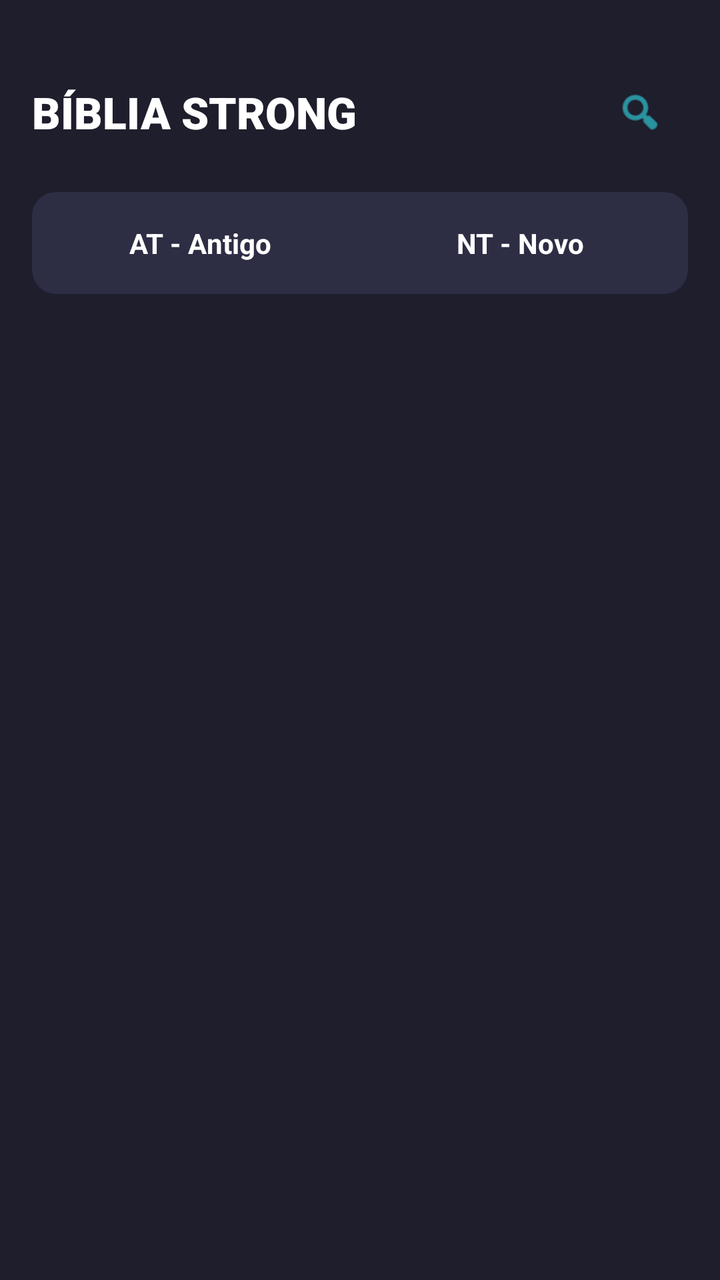
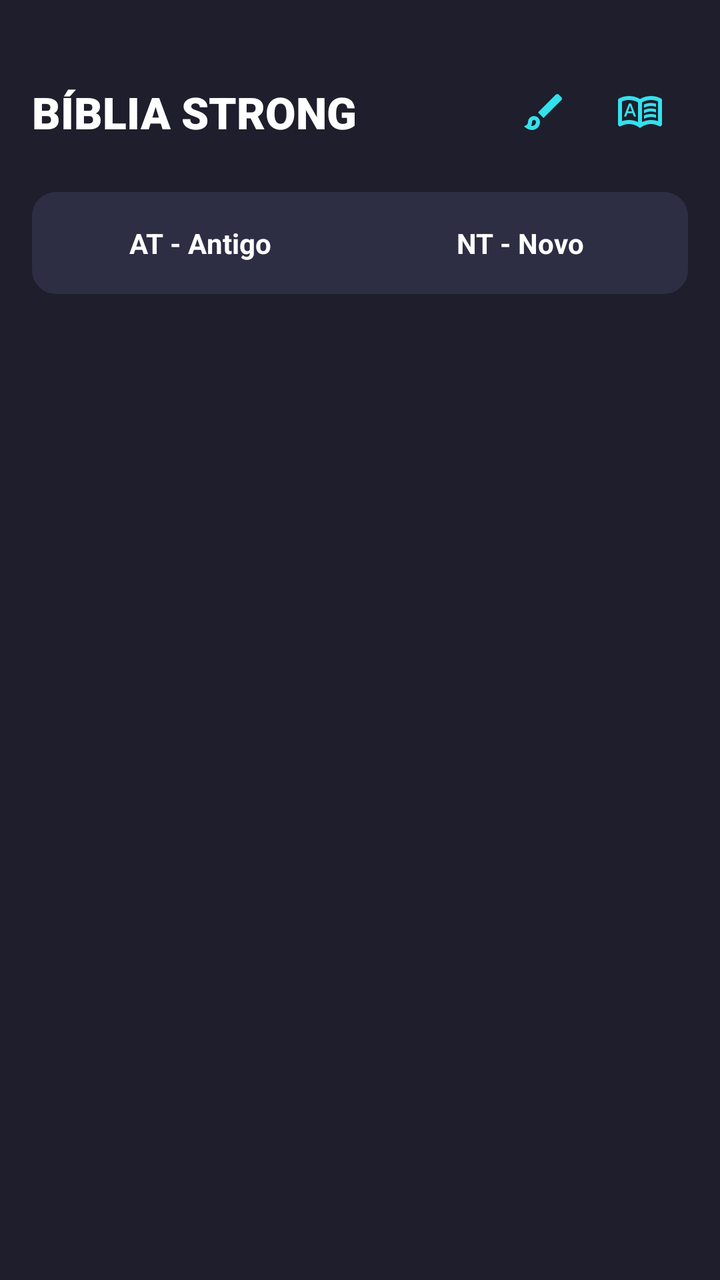

The first picture is an Android layout as it rendered before a commit; the second is the same layout after the commit. The layout source and the unified diff follow.
<!-- AndroidManifest.xml: application theme Theme.StrongBible -->
<!-- res/layout/screen_home.xml -->
<?xml version="1.0" encoding="utf-8"?>
<LinearLayout xmlns:android="http://schemas.android.com/apk/res/android"
    android:layout_width="match_parent"
    android:layout_height="match_parent"
    android:orientation="vertical"
    android:paddingLeft="16dp"
    android:paddingTop="24dp"
    android:paddingRight="16dp"
    android:paddingBottom="16dp"
    android:background="?attr/appBackgroundColor"> <LinearLayout
        android:layout_width="match_parent"
        android:layout_height="wrap_content"
        android:orientation="horizontal"
        android:gravity="center_vertical"
        android:paddingTop="8dp"
        android:paddingBottom="16dp">

        <TextView
            android:layout_width="0dp"
            android:layout_height="wrap_content"
            android:layout_weight="1"
            android:text="BÍBLIA STRONG"
            android:textColor="?attr/appTextColorPrimary" android:textSize="22sp"
            android:fontFamily="sans-serif-black"
            android:textStyle="bold" />

        <ImageView
            android:id="@+id/search_icon_home"
            android:layout_width="48dp"
            android:layout_height="48dp"
            android:src="@android:drawable/ic_menu_search"
            android:tint="?attr/appColorAccent" android:padding="12dp"
            android:clickable="true"
            android:focusable="true"/>
    </LinearLayout>

    <LinearLayout
        android:layout_width="match_parent"
        android:layout_height="wrap_content"
        android:orientation="horizontal"
        android:background="@drawable/bg_card" android:padding="4dp"
        android:layout_marginBottom="16dp">

        <TextView
            android:id="@+id/tab_at"
            android:layout_width="0dp"
            android:layout_height="wrap_content"
            android:layout_weight="1"
            android:text="AT - Antigo"
            android:gravity="center"
            android:paddingTop="12dp"
            android:paddingBottom="12dp"
            android:textSize="14sp"
            android:textStyle="bold"
            android:clickable="true"
            android:focusable="true"
            android:background="@drawable/bg_tab_selected" android:textColor="?attr/appTextColorPrimary"/> <TextView
            android:id="@+id/tab_nt"
            android:layout_width="0dp"
            android:layout_height="wrap_content"
            android:layout_weight="1"
            android:text="NT - Novo"
            android:gravity="center"
            android:paddingTop="12dp"
            android:paddingBottom="12dp"
            android:textSize="14sp"
            android:textStyle="bold"
            android:clickable="true"
            android:focusable="true"
            android:background="@drawable/bg_tab_selected" android:textColor="?attr/appTextColorPrimary"/> </LinearLayout>

    <ScrollView
        android:layout_width="match_parent"
        android:layout_height="0dp"
        android:layout_weight="1">

        <LinearLayout
            android:id="@+id/books_container"
            android:layout_width="match_parent"
            android:layout_height="wrap_content"
            android:orientation="vertical" />
    </ScrollView>
</LinearLayout>
<!-- resources referenced by this layout -->
<resources>
  <style name="Theme.StrongBible" parent="android:Theme.DeviceDefault.NoActionBar">
          <item name="appBackgroundColor">@color/brand_blue_dark</item>
          <item name="appTextColorPrimary">@color/pure_white</item>
          <item name="appColorAccent">@color/brand_blue_bright</item>
          <item name="appColorSurface">@color/surface_blue_card</item>
          <item name="appColorStroke">@color/stroke_blue</item>
          <item name="appTextColorSecondary">@color/text_secondary_blue</item>
          
          <item name="android:windowBackground">?attr/appBackgroundColor</item>
      </style>
  <color name="brand_blue_dark">#1E1E2C</color>
  <color name="pure_white">#FFFFFF</color>
  <color name="brand_blue_bright">#33E1ED</color>
  <color name="surface_blue_card">#2D2D44</color>
  <color name="stroke_blue">#3A3A54</color>
  <color name="text_secondary_blue">#9A9AB0</color>
  <!-- unchanged entries left out for length: 2 -->
</resources>

<!-- the commit's change to res/layout/screen_home.xml (unified diff, before → after) -->
@@ -7,7 +7,9 @@
     android:paddingTop="24dp"
     android:paddingRight="16dp"
     android:paddingBottom="16dp"
-    android:background="?attr/appBackgroundColor"> <LinearLayout
+    android:background="?attr/appBackgroundColor">
+
+    <LinearLayout
         android:layout_width="match_parent"
         android:layout_height="wrap_content"
         android:orientation="horizontal"
@@ -20,16 +22,28 @@
             android:layout_height="wrap_content"
             android:layout_weight="1"
             android:text="BÍBLIA STRONG"
-            android:textColor="?attr/appTextColorPrimary" android:textSize="22sp"
+            android:textColor="?attr/appTextColorPrimary" 
+            android:textSize="22sp"
             android:fontFamily="sans-serif-black"
             android:textStyle="bold" />
+
+        <ImageView
+            android:id="@+id/theme_toggle_btn"
+            android:layout_width="48dp"
+            android:layout_height="48dp"
+            android:src="@drawable/ic_brush_theme"
+            android:tint="?attr/appColorAccent" 
+            android:padding="12dp"
+            android:clickable="true"
+            android:focusable="true"/>
 
         <ImageView
             android:id="@+id/search_icon_home"
             android:layout_width="48dp"
             android:layout_height="48dp"
-            android:src="@android:drawable/ic_menu_search"
-            android:tint="?attr/appColorAccent" android:padding="12dp"
+            android:src="@drawable/ic_menu_search"
+            android:tint="?attr/appColorAccent" 
+            android:padding="12dp"
             android:clickable="true"
             android:focusable="true"/>
     </LinearLayout>
@@ -38,7 +52,8 @@
         android:layout_width="match_parent"
         android:layout_height="wrap_content"
         android:orientation="horizontal"
-        android:background="@drawable/bg_card" android:padding="4dp"
+        android:background="@drawable/bg_card" 
+        android:padding="4dp"
         android:layout_marginBottom="16dp">
 
         <TextView
@@ -54,7 +69,10 @@
             android:textStyle="bold"
             android:clickable="true"
             android:focusable="true"
-            android:background="@drawable/bg_tab_selected" android:textColor="?attr/appTextColorPrimary"/> <TextView
+            android:background="@drawable/bg_tab_selected" 
+            android:textColor="@color/tab_text_color"/> 
+
+        <TextView
             android:id="@+id/tab_nt"
             android:layout_width="0dp"
             android:layout_height="wrap_content"
@@ -67,7 +85,9 @@
             android:textStyle="bold"
             android:clickable="true"
             android:focusable="true"
-            android:background="@drawable/bg_tab_selected" android:textColor="?attr/appTextColorPrimary"/> </LinearLayout>
+            android:background="@drawable/bg_tab_selected" 
+            android:textColor="@color/tab_text_color"/> 
+    </LinearLayout>
 
     <ScrollView
         android:layout_width="match_parent"
<!-- resource entries referenced after the edit -->
@@ -1,5 +1,27 @@
 <!-- resources referenced by this layout -->
 <resources>
+  <!-- drawable ic_brush_theme (drawable) -->
+  <vector xmlns:android="http://schemas.android.com/apk/res/android"
+      android:width="24dp"
+      android:height="24dp"
+      android:viewportWidth="960"
+      android:viewportHeight="960"
+      android:tint="?attr/colorControlNormal">
+    <path
+        android:fillColor="@android:color/white"
+        android:pathData="M240,840Q195,840 151,818Q107,796 80,760Q106,760 133,739.5Q160,719 160,680Q160,630 195,595Q230,560 280,560Q330,560 365,595Q400,630 400,680Q400,746 353,793Q306,840 240,840ZM240,760Q273,760 296.5,736.5Q320,713 320,680Q320,663 308.5,651.5Q297,640 280,640Q263,640 251.5,651.5Q240,663 240,680Q240,703 234.5,722Q229,741 220,758Q225,760 230,760Q235,760 240,760ZM470,600L360,490L718,132Q729,121 745.5,120.5Q762,120 774,132L828,186Q840,198 840,214Q840,230 828,242L470,600ZM280,680Q280,680 280,680Q280,680 280,680Q280,680 280,680Q280,680 280,680Q280,680 280,680Q280,680 280,680Q280,680 280,680Q280,680 280,680Q280,680 280,680Q280,680 280,680Z"/>
+  </vector>
+  <!-- drawable ic_menu_search (drawable) -->
+  <vector xmlns:android="http://schemas.android.com/apk/res/android"
+      android:width="24dp"
+      android:height="24dp"
+      android:viewportWidth="960"
+      android:viewportHeight="960"
+      android:tint="?attr/colorControlNormal">
+    <path
+        android:fillColor="@android:color/white"
+        android:pathData="M160,569L205,569L228,503L332,503L356,569L400,569L303,311L257,311L160,569ZM241,466L279,359L281,359L319,466L241,466ZM560,396L560,328Q593,314 627.5,307Q662,300 700,300Q726,300 751,304Q776,308 800,314L800,378Q776,369 751.5,364.5Q727,360 700,360Q662,360 627,369.5Q592,379 560,396ZM560,616L560,548Q593,534 627.5,527Q662,520 700,520Q726,520 751,524Q776,528 800,534L800,598Q776,589 751.5,584.5Q727,580 700,580Q662,580 627,589Q592,598 560,616ZM560,506L560,438Q593,424 627.5,417Q662,410 700,410Q726,410 751,414Q776,418 800,424L800,488Q776,479 751.5,474.5Q727,470 700,470Q662,470 627,479.5Q592,489 560,506ZM260,640Q307,640 351.5,650.5Q396,661 440,682L440,288Q399,264 353,252Q307,240 260,240Q224,240 188.5,247Q153,254 120,268Q120,268 120,268Q120,268 120,268L120,664Q120,664 120,664Q120,664 120,664Q155,652 189.5,646Q224,640 260,640ZM520,682Q564,661 608.5,650.5Q653,640 700,640Q736,640 770.5,646Q805,652 840,664Q840,664 840,664Q840,664 840,664L840,268Q840,268 840,268Q840,268 840,268Q807,254 771.5,247Q736,240 700,240Q653,240 607,252Q561,264 520,288L520,682ZM480,800Q432,762 376,741Q320,720 260,720Q218,720 177.5,731Q137,742 100,762Q79,773 59.5,761Q40,749 40,726L40,244Q40,233 45.5,223Q51,213 62,208Q108,184 158,172Q208,160 260,160Q318,160 373.5,175Q429,190 480,220Q531,190 586.5,175Q642,160 700,160Q752,160 802,172Q852,184 898,208Q909,213 914.5,223Q920,233 920,244L920,726Q920,749 900.5,761Q881,773 860,762Q823,742 782.5,731Q742,720 700,720Q640,720 584,741Q528,762 480,800ZM280,461Q280,461 280,461Q280,461 280,461Q280,461 280,461Q280,461 280,461L280,461Q280,461 280,461Q280,461 280,461Q280,461 280,461Q280,461 280,461Q280,461 280,461Q280,461 280,461L280,461Q280,461 280,461Q280,461 280,461Z"/>
+  </vector>
   <style name="Theme.StrongBible" parent="android:Theme.DeviceDefault.NoActionBar">
           <item name="appBackgroundColor">@color/brand_blue_dark</item>
           <item name="appTextColorPrimary">@color/pure_white</item>
@@ -7,7 +29,8 @@
           <item name="appColorSurface">@color/surface_blue_card</item>
           <item name="appColorStroke">@color/stroke_blue</item>
           <item name="appTextColorSecondary">@color/text_secondary_blue</item>
-          
+          <item name="appTabSelectedColor">@color/pure_white</item>
+  
           <item name="android:windowBackground">?attr/appBackgroundColor</item>
       </style>
   <color name="brand_blue_dark">#1E1E2C</color>
